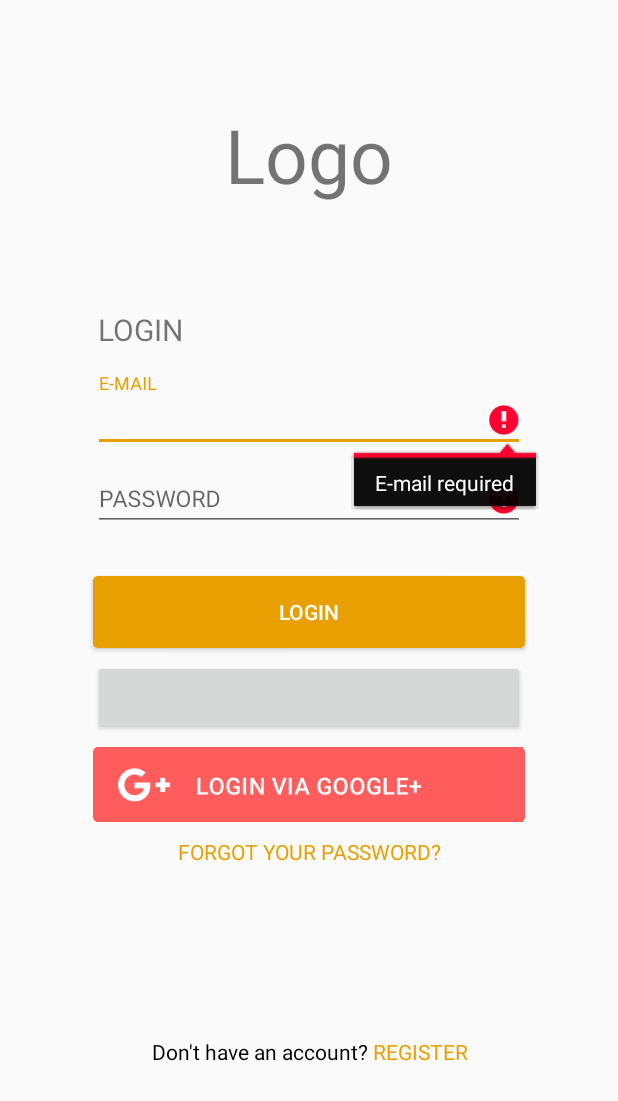
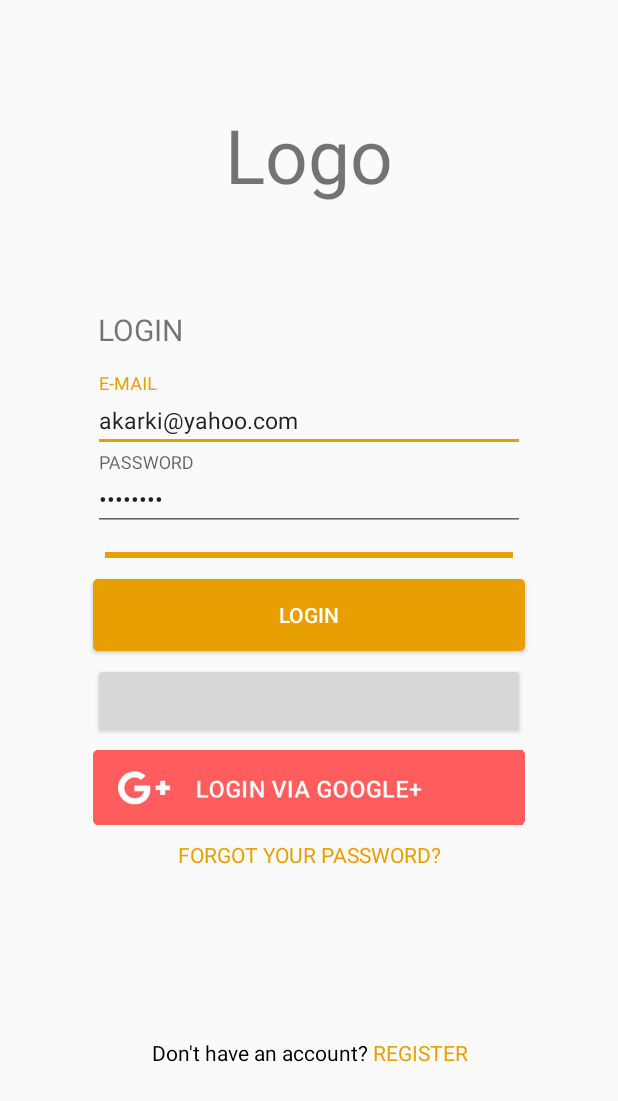
Before and after one commit to norbertfogarasi/sappi, an Android app: the screen it shows after launch (LoginActivity), after a tap on "LOGIN", on a phone screen of 412 x 824 dp. Shown: the top 1101 px of the screen. Run offline under Robolectric (Android 15) with nearby library versions, the phone set to English and light mode, and no system bars; our stand-ins replace Firebase (no records; nobody signed in at launch, a user with empty details on screens opened directly); libraries missing offline, so code that uses them is left out: com.facebook, com.facebook.login; plain views replace LoginButton; 4 statements that could not run were skipped.

Commit message:
Login refresh

```diff
--- a/app/src/main/java/com/lynxsolutions/intern/sappi/LoginActivity.java
+++ b/app/src/main/java/com/lynxsolutions/intern/sappi/LoginActivity.java
@@ -1,19 +1,24 @@
 package com.lynxsolutions.intern.sappi;
 
 import android.content.Intent;
+import android.icu.text.LocaleDisplayNames;
 import android.os.AsyncTask;
 import android.os.Bundle;
 import android.support.annotation.NonNull;
+import android.support.design.widget.Snackbar;
 import android.support.v4.content.ContextCompat;
 import android.support.v7.app.AppCompatActivity;
 import android.text.Spannable;
 import android.text.SpannableStringBuilder;
 import android.text.style.ForegroundColorSpan;
 import android.util.Log;
+import android.view.Menu;
+import android.view.MenuItem;
 import android.view.View;
 import android.widget.Button;
 import android.widget.EditText;
 import android.widget.ImageButton;
+import android.widget.ProgressBar;
 import android.widget.TextView;
 import android.widget.Toast;
 
@@ -45,6 +50,7 @@ public class LoginActivity extends AppCompatActivity implements GoogleApiClient.
 
     private static final String TAG = LoginActivity.class.getSimpleName();
     private static final int RC_SIGN_IN = 9001;
+    private int progressStatus = 1;
 
     private EditText mEditTextEmail, mEditTextPassword;
     private Button mLoginButton;
@@ -54,6 +60,7 @@ public class LoginActivity extends AppCompatActivity implements GoogleApiClient.
     private FirebaseAuth.AuthStateListener mAuthListener;
     private GoogleApiClient mGoogleApiClient;
     private CallbackManager mCallbackManager;
+    ProgressBar progressBar;
 
     @Override
     protected void onCreate(Bundle savedInstanceState) {
@@ -120,6 +127,7 @@ public class LoginActivity extends AppCompatActivity implements GoogleApiClient.
     private void initViews() {
         //Initializes the views and sets up the listeners
         tvRegister = (TextView) findViewById(R.id.tvRegister);
+        progressBar = (ProgressBar)findViewById(R.id.progressBar);
         //Color the textview
         final SpannableStringBuilder sb = new SpannableStringBuilder(tvRegister.getText().toString());
         final ForegroundColorSpan fcs = new ForegroundColorSpan(ContextCompat.getColor(this, R.color.colorPrimary));
@@ -130,34 +138,92 @@ public class LoginActivity extends AppCompatActivity implements GoogleApiClient.
         mEditTextEmail = (EditText) findViewById(R.id.etEmail);
         mEditTextPassword = (EditText) findViewById(R.id.etPassword);
 
+        //Logiv via email and password
         mLoginButton = (Button) findViewById(R.id.btnLogIn);
                 mLoginButton.setOnClickListener(new View.OnClickListener() {
             @Override
             public void onClick(View view) {
                 if (validFields()) {
-                    mAuth.signInWithEmailAndPassword(mEditTextEmail.getText().toString(), mEditTextPassword.getText().toString()).addOnCompleteListener(new OnCompleteListener<AuthResult>() {
+                    progressBar.setVisibility(View.VISIBLE);
+                    progressBar.setMax(100);
+                    new AsyncTask<Void, Integer, Void>() {
+
                         @Override
-                        public void onComplete(@NonNull Task<AuthResult> task) {
-                            if (task.isSuccessful()) {
-                                Log.d(TAG, "signInWithEmailAndPassword: success");
-                                startActivity(new Intent(LoginActivity.this, MainActivity.class));
-                                finish();
-                            } else {
-                                Log.d(TAG, "signInWithEmailAndPassword: failure");
+                        protected Void doInBackground(final Void... params) {
+
+                            // Do your loading here. Don't touch any views from here, and then return null
+//                            mAuth.signInWithEmailAndPassword(mEditTextEmail.getText().toString(), mEditTextPassword.getText().toString()).addOnCompleteListener(new OnCompleteListener<AuthResult>() {
+//                                @Override
+//                                public void onComplete(@NonNull Task<AuthResult> task) {
+//                                    if (task.isSuccessful()) {
+//                                        Log.d(TAG, "signInWithEmailAndPassword: success");
+//                                        startActivity(new Intent(LoginActivity.this, MainActivity.class));
+//                                        finish();
+//                                    } else {
+//                                        Log.d(TAG, "signInWithEmailAndPassword: failure");
+//                                    }
+//                                }
+//                            }).addOnFailureListener(new OnFailureListener() {
+//                                @Override
+//                                public void onFailure(@NonNull Exception e) {
+//                                    if (e instanceof FirebaseAuthInvalidUserException) {
+//                                        mEditTextEmail.setError(getString(R.string.et_no_user));
+//                                    }
+//                                    if (e instanceof FirebaseAuthInvalidCredentialsException) {
+//                                        mEditTextEmail.setError(getString(R.string.et_invalid_email_or_password));
+//                                        mEditTextPassword.setError(getString(R.string.et_invalid_email_or_password));
+//                                    }
+//                                }
+//                            });
+
+                            firebaseAuthWithEmailAndPassword();
+                            publishProgress(25, 50, 75, 100);
+
+
+
+//                            mAuth.signInWithCredential(credential)
+//                                    .addOnCompleteListener(LoginActivity.this, new OnCompleteListener<AuthResult>() {
+//                                        @Override
+//                                        public void onComplete(@NonNull Task<AuthResult> task) {
+//                                            if (task.isSuccessful()) {
+//                                                // Sign in success, update UI with the signed-in user's information
+//                                                Log.d(TAG, "signInWithCredential:success");
+//                                                startActivity(new Intent(LoginActivity.this, MainActivity.class));
+//                                                finish();
+//                                            } else {
+//                                                // If sign in fails, display a message to the user.
+//                                                Log.w(TAG, "signInWithCredential:failure", task.getException());
+//                                                Snackbar snackbar = Snackbar.make(findViewById(R.id.login_container),
+//                                                        R.string.err_failed_to_log_in, Snackbar.LENGTH_LONG);
+//                                                snackbar.show();
+//                                            }
+//                                        }
+//                                    });
+                            return null;
+                        }
+                        @Override
+                        protected void onPostExecute(final Void result){
+                            // Update your views here
+//                            progressBar.setVisibility(View.INVISIBLE);
+                        }
+
+//                        private void onProgressUpdate(Integer... values) {
+//                                //progressBar.incrementProgressBy(1);
+//                                progressBar.setProgress(values[0]);
+//                                //progressStatus++;
+//                           // progressBar.incrementProgressBy(1);
+//                        }
+
+
+                        @Override
+                        protected void onProgressUpdate(Integer... values) {
+                            //super.onProgressUpdate(values);
+                            for(int i = 0; i < values.length; i++) {
+                                progressBar.setProgress(values[i]);
+                                Log.d("onProgressUpdate", values[i].toString());
                             }
                         }
-                    }).addOnFailureListener(new OnFailureListener() {
-                        @Override
-                        public void onFailure(@NonNull Exception e) {
-                            if(e instanceof FirebaseAuthInvalidUserException) {
-                                mEditTextEmail.setError(getString(R.string.et_no_user));
-                            }
-                            if(e instanceof FirebaseAuthInvalidCredentialsException) {
-                                mEditTextEmail.setError(getString(R.string.et_invalid_email_or_password));
-                                mEditTextPassword.setError(getString(R.string.et_invalid_email_or_password));
-                            }
-                        }
-                    });
+                    }.execute();
                 }
             }
         });
@@ -229,10 +295,37 @@ public class LoginActivity extends AppCompatActivity implements GoogleApiClient.
         return valid;
     }
 
+
+    private boolean firebaseAuthWithEmailAndPassword() {
+        mAuth.signInWithEmailAndPassword(mEditTextEmail.getText().toString(), mEditTextPassword.getText().toString()).addOnCompleteListener(new OnCompleteListener<AuthResult>() {
+            @Override
+            public void onComplete(@NonNull Task<AuthResult> task) {
+                if (task.isSuccessful()) {
+                    Log.d(TAG, "signInWithEmailAndPassword: success");
+                    progressBar.setVisibility(View.INVISIBLE);
+                    startActivity(new Intent(LoginActivity.this, MainActivity.class));
+                    finish();
+                } else {
+                    Log.d(TAG, "signInWithEmailAndPassword: failure");
+                }
+            }
+        }).addOnFailureListener(new OnFailureListener() {
+            @Override
+            public void onFailure(@NonNull Exception e) {
+                if (e instanceof FirebaseAuthInvalidUserException) {
+                    mEditTextEmail.setError(getString(R.string.et_no_user));
+                }
+                if (e instanceof FirebaseAuthInvalidCredentialsException) {
+                    mEditTextEmail.setError(getString(R.string.et_invalid_email_or_password));
+                    mEditTextPassword.setError(getString(R.string.et_invalid_email_or_password));
+                }
+            }
+        });
+        return true;
+    }
+
     private void firebaseAuthWithGoogle(final GoogleSignInAccount acct) {
-
-//        final ProgressBar progressBar = (ProgressBar)findViewById(R.id.pbSignIn);
-//        progressBar.setVisibility(View.VISIBLE);
+        progressBar.setVisibility(View.VISIBLE);
         new AsyncTask<Void,Void,Void>(){
 
             @Override
@@ -248,14 +341,13 @@ public class LoginActivity extends AppCompatActivity implements GoogleApiClient.
                                 if (task.isSuccessful()) {
                                     // Sign in success, update UI with the signed-in user's information
                                     Log.d(TAG, "signInWithCredential:success");
-                                    startActivity(new Intent(LoginActivity.this, MainActivity.class));
                                     finish();
                                 } else {
                                     // If sign in fails, display a message to the user.
                                     Log.w(TAG, "signInWithCredential:failure", task.getException());
-                                    //TODO - Use a snackbar
-                                    Toast.makeText(LoginActivity.this, "Authentication failed.",
-                                            Toast.LENGTH_SHORT).show();
+                                    Snackbar snackbar = Snackbar.make(findViewById(R.id.login_container),
+                                            R.string.err_failed_to_log_in, Snackbar.LENGTH_LONG);
+                                    snackbar.show();
                                 }
                             }
                         });
@@ -266,7 +358,7 @@ public class LoginActivity extends AppCompatActivity implements GoogleApiClient.
             @Override
             protected void onPostExecute(final Void result){
                 // Update your views here
-                //progressBar.setVisibility(View.GONE);
+                progressBar.setVisibility(View.INVISIBLE);
             }
         }.execute();
     }
@@ -292,9 +384,9 @@ public class LoginActivity extends AppCompatActivity implements GoogleApiClient.
                         } else {
                             // If sign in fails, display a message to the user.
                             Log.w(TAG, "signInWithCredential:failure", task.getException());
-                            //TODO - use snackbar instead of Toast
-                            Toast.makeText(LoginActivity.this, "Authentication failed.",
-                                    Toast.LENGTH_SHORT).show();
+                            Snackbar snackbar = Snackbar.make(findViewById(R.id.login_container),
+                                    R.string.err_failed_to_log_in, Snackbar.LENGTH_LONG);
+                            snackbar.show();
                         }
                     }
                 });
--- a/app/src/main/java/com/lynxsolutions/intern/sappi/MainActivity.java
+++ b/app/src/main/java/com/lynxsolutions/intern/sappi/MainActivity.java
@@ -5,6 +5,7 @@ import android.os.Bundle;
 import android.support.design.widget.TabLayout;
 import android.support.v4.view.ViewPager;
 import android.support.v7.app.AppCompatActivity;
+import android.support.v7.widget.Toolbar;
 
 import com.google.firebase.auth.FirebaseAuth;
 import com.google.firebase.auth.FirebaseUser;
@@ -15,6 +16,7 @@ public class MainActivity extends AppCompatActivity {
     private ViewPager viewPager;
     private SectionPagerAdapter sectionPagerAdapter;
     private TabLayout tabLayout;
+
     @Override
     protected void onCreate(Bundle savedInstanceState) {
         super.onCreate(savedInstanceState);
--- a/app/src/main/res/layout/activity_login.xml
+++ b/app/src/main/res/layout/activity_login.xml
@@ -4,7 +4,8 @@
     xmlns:app="http://schemas.android.com/apk/res-auto"
     xmlns:tools="http://schemas.android.com/tools"
     android:layout_width="match_parent"
-    android:layout_height="match_parent">
+    android:layout_height="match_parent"
+    android:id="@+id/login_container">
 
     <TextView
         android:id="@+id/tvLogo"
@@ -48,6 +49,7 @@
 
         <EditText
             android:id="@+id/etEmail"
+            android:text="akarki@yahoo.com"
             android:layout_width="match_parent"
             android:layout_height="wrap_content"
             android:hint="@string/et_email_hint"
@@ -82,6 +84,7 @@
         app:layout_constraintTop_toBottomOf="@+id/textInputLayout2">
 
         <EditText
+            android:text="1234qwer"
             android:id="@+id/etPassword"
             android:layout_width="match_parent"
             android:layout_height="wrap_content"
@@ -97,14 +100,14 @@
         android:id="@+id/btnLogIn"
         android:layout_width="0dp"
         android:layout_height="wrap_content"
-        android:layout_marginTop="30dp"
         android:background="@drawable/round_button"
         android:text="@string/btn_login"
         android:textColor="@color/colorWhite"
         app:layout_constraintHorizontal_bias="0.0"
         app:layout_constraintLeft_toLeftOf="@+id/guideline3"
         app:layout_constraintRight_toLeftOf="@+id/guideline6"
-        app:layout_constraintTop_toBottomOf="@+id/textInputLayout7" />
+        android:layout_marginTop="8dp"
+        app:layout_constraintTop_toBottomOf="@+id/progressBar" />
 
     <com.facebook.login.widget.LoginButton
         android:id="@+id/btnFacebook"
@@ -160,4 +163,18 @@
         app:layout_constraintLeft_toLeftOf="@+id/guideline3"
         app:layout_constraintRight_toLeftOf="@+id/guideline6"
         app:layout_constraintTop_toBottomOf="@+id/btnGoogle" />
+
+    <ProgressBar
+        android:id="@+id/progressBar"
+        style="?android:attr/progressBarStyleHorizontal"
+        android:layout_width="0dp"
+        android:layout_height="wrap_content"
+        android:layout_marginLeft="8dp"
+        app:layout_constraintLeft_toLeftOf="@+id/guideline3"
+        app:layout_constraintRight_toLeftOf="@+id/guideline6"
+        android:layout_marginRight="8dp"
+        android:layout_marginTop="8dp"
+        app:layout_constraintTop_toBottomOf="@+id/textInputLayout7"
+        android:visibility="invisible"/>
+
 </android.support.constraint.ConstraintLayout>
--- a/app/src/main/res/values/strings.xml
+++ b/app/src/main/res/values/strings.xml
@@ -1,6 +1,6 @@
 <resources>
     <string name="app_name">Sappi</string>
-    <string name="facebook_app_id">1939622226317800</string>
+    <string name="facebook_app_id">327759477647240</string>
 
     <!-- LoginActivity -->
     <string name="et_email_hint">E-MAIL</string>
@@ -8,6 +8,7 @@
     <string name="btn_login">LOGIN</string>
     <string name="tv_create_account">Don\'t have an account? REGISTER</string>
     <string name="tv_forgot_password">FORGOT YOUR PASSWORD?</string>
+    <string name="err_failed_to_log_in">Failed to log in</string>
 
     <!-- RegisterActivity -->
     <string name="label_register">REGISTER</string>
```
